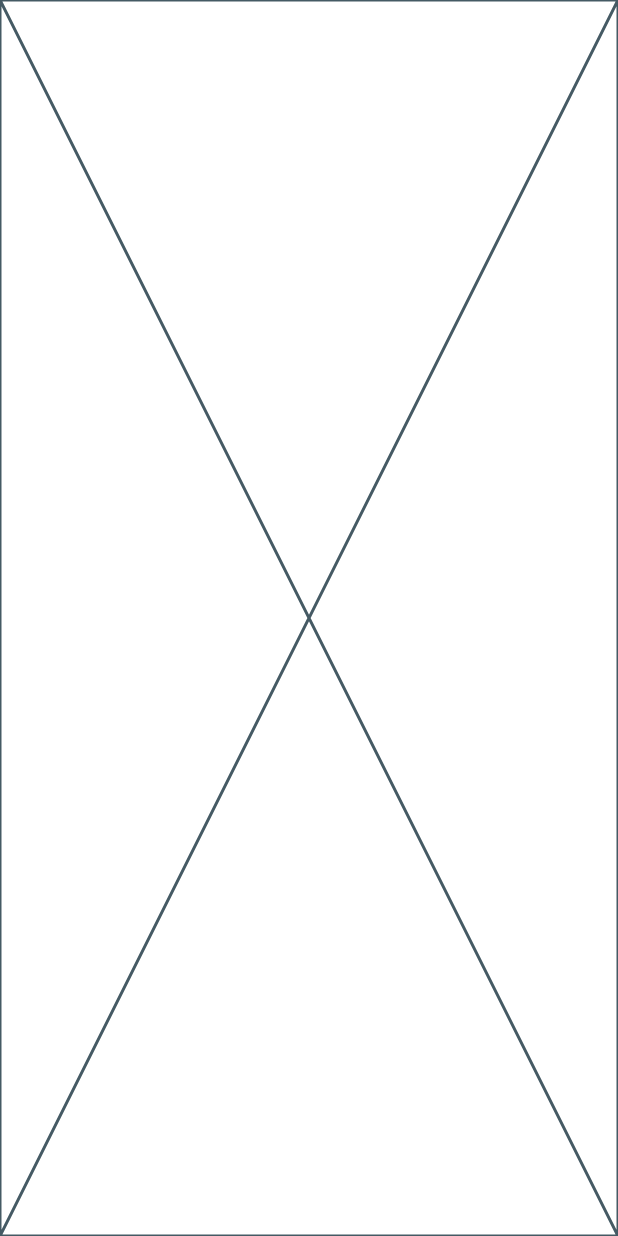
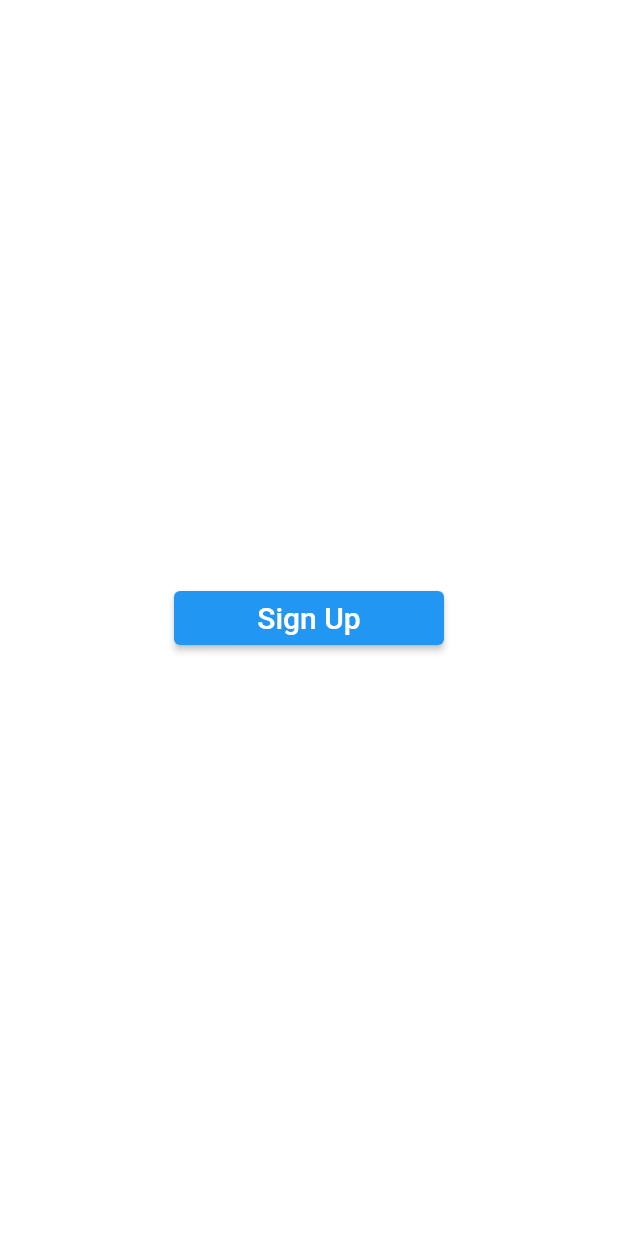
Before and after one commit to ppinng/araigordaiwithme, a Flutter app: the screen it shows after launch, after a tap on "Sign In", on a phone screen of 412 x 824 dp. Run offline on Flutter 3.47's test engine with Material 2 defaults, Android fonts, the phone set to English and light mode, and no system bars; our stand-ins replace firebase_auth, firebase_core, google_sign_in; missing offline and left inert: firebase_ui_auth; accounts and stored records are empty.

```diff
--- a/lib/main.dart
+++ b/lib/main.dart
@@ -5,7 +5,7 @@ import 'package:flutter/material.dart';
 
 import 'package:araigordaiwithme/screens/welcome_page/welcome_screen.dart';
 
-void main(){
+void main() {
   runApp(const App());
 }
 
--- a/lib/screens/login_page/login_page.dart
+++ b/lib/screens/login_page/login_page.dart
@@ -5,8 +5,11 @@
 
 // import '../Home_page/home_page.dart';
 
+import 'package:araigordaiwithme/screens/forgotpassword_page/forgot_page.dart';
+import 'package:flutter/material.dart';
 import 'package:flutter/src/widgets/framework.dart';
 import 'package:flutter/src/widgets/placeholder.dart';
+import 'package:flutter/widgets.dart';
 
 class LoginScreen extends StatefulWidget {
   const LoginScreen({super.key});
@@ -18,6 +21,23 @@ class LoginScreen extends StatefulWidget {
 class _LoginScreenState extends State<LoginScreen> {
   @override
   Widget build(BuildContext context) {
-    return const Placeholder();
+    return Column(
+      mainAxisAlignment: MainAxisAlignment.center,
+      children: [
+        SizedBox(
+          width: 180,
+          child: ElevatedButton(
+            child: const Text(
+              'Sign Up',
+              style: TextStyle(fontSize: 20),
+            ),
+            onPressed: () {
+              Navigator.of(context).push(
+                  MaterialPageRoute(builder: (context) => const forgotMain()));
+            },
+          ),
+        ),
+      ],
+    );
   }
 }
--- a/pubspec.yaml
+++ b/pubspec.yaml
@@ -65,7 +65,6 @@ dev_dependencies:
 
 # The following section is specific to Flutter packages.
 flutter:
-
   # The following line ensures that the Material Icons font is
   # included with your application, so that you can use the icons in
   # the material Icons class.
@@ -77,6 +76,7 @@ flutter:
     - images/gaiyang.png
     - images/krapao.png
     - images/AppLogo.png
+    - images/forgot.png
     # - images/a_dot_ham.jpeg
 
   # An image asset can refer to one or more resolution-specific "variants", see
```
Also changed, not shown: lib/screens/forgotpassword_page/forgot_page.dart (+31 -0 lines), images/forgot.png (added), lib/screens/register_page/register_page.dart (line endings or trailing spaces).
